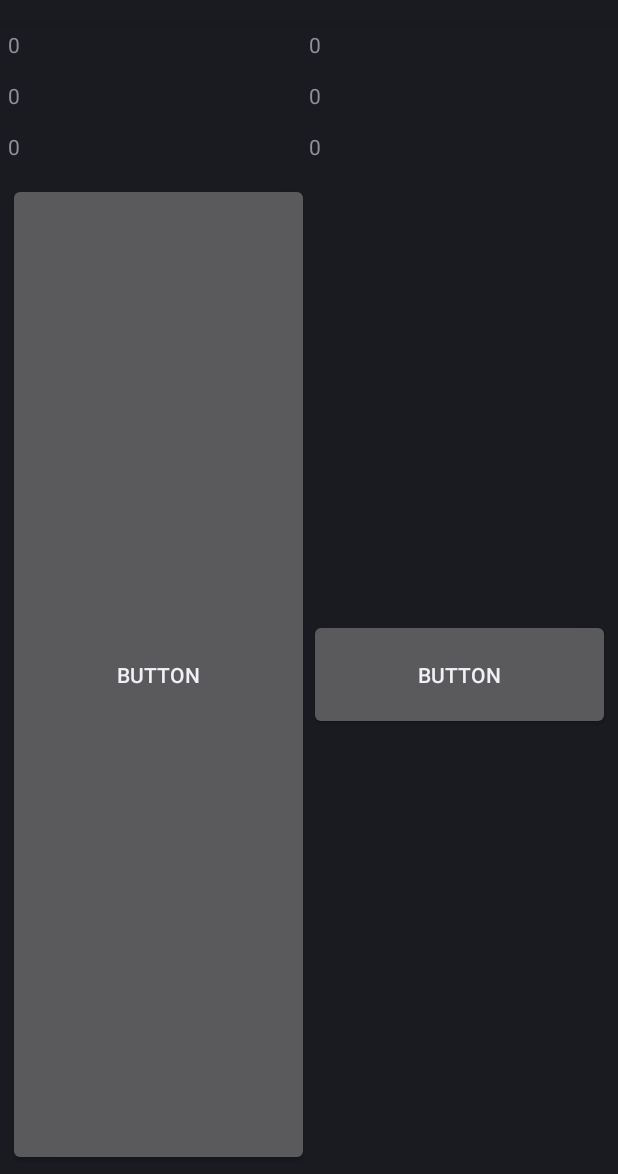
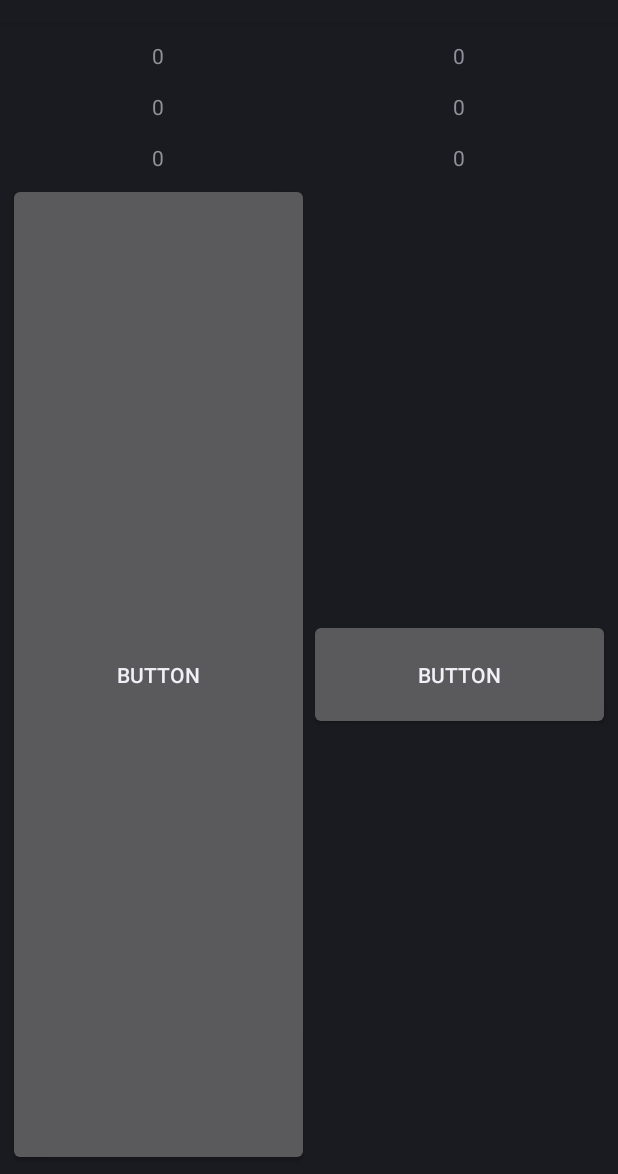
Before and after one commit to migueldemollet/Match-Point, an Android app: the layout activity_main.xml on its own in the app's theme, with its tools: preview values and no code run, on a phone screen of 412 x 824 dp, the part 62-1236 px from its top. Run offline under Robolectric (Android 15) with nearby library versions, the phone set to English and light mode, and no system bars; plain views replace BoxInsetLayout.

Commit message:
Solucionando errores para poder ejecutarlo

```diff
--- a/app/src/main/res/layout/activity_main.xml
+++ b/app/src/main/res/layout/activity_main.xml
@@ -29,6 +29,7 @@
                     android:layout_width="wrap_content"
                     android:layout_height="match_parent"
                     android:layout_weight="1"
+                    android:gravity="center"
                     android:text="0" />
 
                 <TextView
@@ -36,6 +37,7 @@
                     android:layout_width="wrap_content"
                     android:layout_height="match_parent"
                     android:layout_weight="1"
+                    android:gravity="center"
                     android:text="0" />
             </LinearLayout>
 
@@ -49,6 +51,7 @@
                     android:layout_width="wrap_content"
                     android:layout_height="match_parent"
                     android:layout_weight="1"
+                    android:gravity="center"
                     android:text="0" />
 
                 <TextView
@@ -56,6 +59,7 @@
                     android:layout_width="wrap_content"
                     android:layout_height="match_parent"
                     android:layout_weight="1"
+                    android:gravity="center"
                     android:text="0" />
             </LinearLayout>
 
@@ -69,6 +73,7 @@
                     android:layout_width="wrap_content"
                     android:layout_height="match_parent"
                     android:layout_weight="1"
+                    android:gravity="center"
                     android:text="0" />
 
                 <TextView
@@ -76,6 +81,7 @@
                     android:layout_width="wrap_content"
                     android:layout_height="match_parent"
                     android:layout_weight="1"
+                    android:gravity="center"
                     android:text="0" />
             </LinearLayout>
 
@@ -89,14 +95,18 @@
                     android:layout_width="wrap_content"
                     android:layout_height="match_parent"
                     android:layout_weight="1"
-                    android:text="Button" />
+                    android:gravity="center"
+                    android:text="Button"
+                    android:onClick="pointForMe"/>
 
                 <Button
                     android:id="@+id/rival"
                     android:layout_width="wrap_content"
                     android:layout_height="74dp"
                     android:layout_weight="1"
-                    android:text="Button" />
+                    android:gravity="center"
+                    android:text="Button"
+                    android:onClick="pointForRival"/>
             </LinearLayout>
         </LinearLayout>
     </FrameLayout>
```
Also changed, not shown: app/build.gradle (+11 -3 lines), app/src/main/java/com/example/match_point/MainActivity.kt (+34 -44 lines), app/src/main/java/com/example/match_point/Match.kt (+8 -4 lines).
